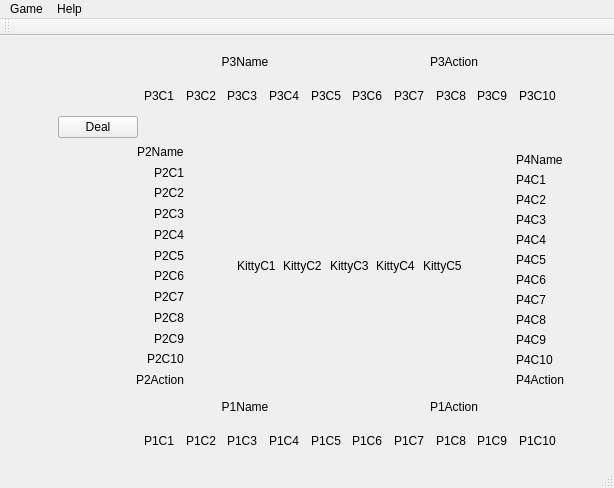
The window that mainwindow.ui (bob-weber/cardGame-500) describes before a commit, drawn with Qt 5.
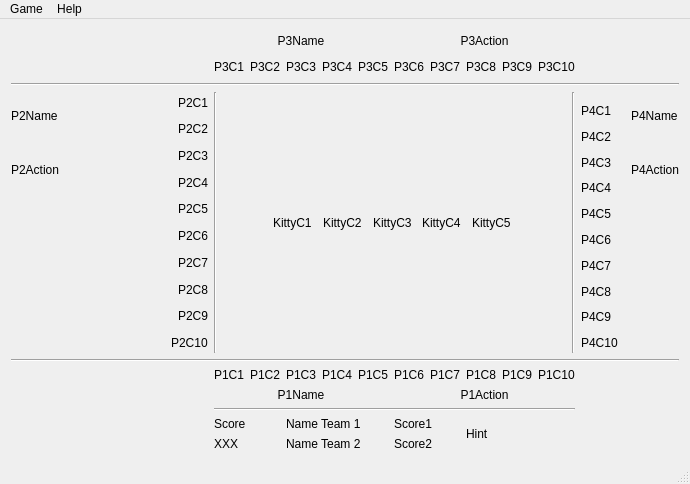
The same window after the commit. Custom widgets are drawn as their Qt base class.

The edit to the form file:
```diff
--- a/mainwindow.ui
+++ b/mainwindow.ui
@@ -6,8 +6,8 @@
    <rect>
     <x>0</x>
     <y>0</y>
-    <width>614</width>
-    <height>488</height>
+    <width>690</width>
+    <height>484</height>
    </rect>
   </property>
   <property name="windowTitle">
@@ -17,102 +17,305 @@
    <layout class="QGridLayout" name="gridLayout_4">
     <item row="0" column="0">
      <layout class="QGridLayout" name="gridLayout_3">
-      <item row="4" column="9">
-       <widget class="ClickableQLabel" name="lbl_KittyC5">
-        <property name="text">
-         <string>KittyC5</string>
-        </property>
-       </widget>
-      </item>
-      <item row="4" column="4">
-       <widget class="QLabel" name="lbl_TblArea4">
-        <property name="text">
-         <string/>
-        </property>
-       </widget>
-      </item>
-      <item row="3" column="9" colspan="2">
-       <widget class="QLabel" name="lbl_TblArea3">
-        <property name="text">
-         <string/>
-        </property>
-       </widget>
-      </item>
-      <item row="4" column="8">
-       <widget class="ClickableQLabel" name="lbl_KittyC4">
-        <property name="text">
-         <string>KittyC4</string>
-        </property>
-       </widget>
-      </item>
-      <item row="4" column="6">
+      <item row="5" column="7">
        <widget class="ClickableQLabel" name="lbl_KittyC2">
         <property name="text">
          <string>KittyC2</string>
         </property>
        </widget>
       </item>
-      <item row="1" column="12">
-       <widget class="QLabel" name="lbl_TblCorner2">
+      <item row="7" column="7" colspan="3">
+       <widget class="QLabel" name="lbl_63">
         <property name="text">
          <string/>
         </property>
        </widget>
       </item>
-      <item row="3" column="6" colspan="3">
-       <widget class="QLabel" name="lbl_TblArea2">
+      <item row="3" column="10" colspan="2">
+       <widget class="QLabel" name="lbl_25">
         <property name="text">
          <string/>
         </property>
        </widget>
       </item>
-      <item row="4" column="5">
-       <widget class="ClickableQLabel" name="lbl_KittyC1">
+      <item row="3" column="7" colspan="3">
+       <widget class="QLabel" name="llbl_24">
         <property name="text">
-         <string>KittyC1</string>
+         <string/>
         </property>
        </widget>
       </item>
-      <item row="4" column="7">
+      <item row="7" column="10" colspan="2">
+       <widget class="QLabel" name="lbl_64">
+        <property name="text">
+         <string/>
+        </property>
+       </widget>
+      </item>
+      <item row="1" column="4" colspan="9">
+       <layout class="QGridLayout" name="gridLayout">
+        <item row="1" column="8">
+         <widget class="ClickableQLabel" name="lbl_P3C9">
+          <property name="text">
+           <string>P3C9</string>
+          </property>
+         </widget>
+        </item>
+        <item row="1" column="3">
+         <widget class="ClickableQLabel" name="lbl_P3C4">
+          <property name="text">
+           <string>P3C4</string>
+          </property>
+         </widget>
+        </item>
+        <item row="1" column="6">
+         <widget class="ClickableQLabel" name="lbl_P3C7">
+          <property name="text">
+           <string>P3C7</string>
+          </property>
+         </widget>
+        </item>
+        <item row="1" column="2">
+         <widget class="ClickableQLabel" name="lbl_P3C3">
+          <property name="text">
+           <string>P3C3</string>
+          </property>
+         </widget>
+        </item>
+        <item row="0" column="0" colspan="5">
+         <widget class="QLabel" name="lbl_P3Name">
+          <property name="text">
+           <string>P3Name</string>
+          </property>
+          <property name="alignment">
+           <set>Qt::AlignCenter</set>
+          </property>
+         </widget>
+        </item>
+        <item row="1" column="5">
+         <widget class="ClickableQLabel" name="lbl_P3C6">
+          <property name="text">
+           <string>P3C6</string>
+          </property>
+         </widget>
+        </item>
+        <item row="1" column="4">
+         <widget class="ClickableQLabel" name="lbl_P3C5">
+          <property name="text">
+           <string>P3C5</string>
+          </property>
+         </widget>
+        </item>
+        <item row="1" column="0">
+         <widget class="ClickableQLabel" name="lbl_P3C1">
+          <property name="text">
+           <string>P3C1</string>
+          </property>
+         </widget>
+        </item>
+        <item row="1" column="7">
+         <widget class="ClickableQLabel" name="lbl_P3C8">
+          <property name="text">
+           <string>P3C8</string>
+          </property>
+         </widget>
+        </item>
+        <item row="1" column="1">
+         <widget class="ClickableQLabel" name="lbl_P3C2">
+          <property name="text">
+           <string>P3C2</string>
+          </property>
+         </widget>
+        </item>
+        <item row="0" column="5" colspan="5">
+         <widget class="QLabel" name="lbl_P3Action">
+          <property name="text">
+           <string>P3Action</string>
+          </property>
+          <property name="alignment">
+           <set>Qt::AlignCenter</set>
+          </property>
+         </widget>
+        </item>
+        <item row="1" column="9">
+         <widget class="ClickableQLabel" name="lbl_P3C10">
+          <property name="text">
+           <string>P3C10</string>
+          </property>
+         </widget>
+        </item>
+       </layout>
+      </item>
+      <item row="5" column="8">
        <widget class="ClickableQLabel" name="lbl_KittyC3">
         <property name="text">
          <string>KittyC3</string>
         </property>
        </widget>
       </item>
-      <item row="3" column="4" colspan="2">
-       <widget class="QLabel" name="lbl_TblArea1">
+      <item row="1" column="14">
+       <widget class="QLabel" name="lbl_14">
         <property name="text">
          <string/>
         </property>
        </widget>
       </item>
-      <item row="5" column="9" colspan="2">
-       <widget class="QLabel" name="lbl_TblArea9">
+      <item row="3" column="5" colspan="2">
+       <widget class="QLabel" name="lbl_23">
         <property name="text">
          <string/>
         </property>
        </widget>
       </item>
-      <item row="5" column="6" colspan="3">
-       <widget class="QLabel" name="lbl_TblArea8">
+      <item row="6" column="14">
+       <widget class="QLabel" name="lbl_55">
         <property name="text">
          <string/>
         </property>
        </widget>
       </item>
-      <item row="3" column="11" rowspan="3" colspan="2">
+      <item row="4" column="0">
+       <widget class="QLabel" name="lbl_P2Action">
+        <property name="text">
+         <string>P2Action</string>
+        </property>
+       </widget>
+      </item>
+      <item row="7" column="0">
+       <widget class="QLabel" name="lbl_61">
+        <property name="text">
+         <string/>
+        </property>
+       </widget>
+      </item>
+      <item row="7" column="5" colspan="2">
+       <widget class="QLabel" name="lbl_62">
+        <property name="text">
+         <string/>
+        </property>
+       </widget>
+      </item>
+      <item row="3" column="14">
+       <widget class="QLabel" name="lbl_P4Name">
+        <property name="text">
+         <string>P4Name</string>
+        </property>
+       </widget>
+      </item>
+      <item row="3" column="2" rowspan="5" colspan="2">
+       <layout class="QVBoxLayout" name="verticalLayout">
+        <item alignment="Qt::AlignRight">
+         <widget class="ClickableQLabel" name="lbl_P2C1">
+          <property name="text">
+           <string>P2C1</string>
+          </property>
+         </widget>
+        </item>
+        <item alignment="Qt::AlignRight">
+         <widget class="ClickableQLabel" name="lbl_P2C2">
+          <property name="text">
+           <string>P2C2</string>
+          </property>
+         </widget>
+        </item>
+        <item alignment="Qt::AlignRight">
+         <widget class="ClickableQLabel" name="lbl_P2C3">
+          <property name="text">
+           <string>P2C3</string>
+          </property>
+         </widget>
+        </item>
+        <item alignment="Qt::AlignRight">
+         <widget class="ClickableQLabel" name="lbl_P2C4">
+          <property name="text">
+           <string>P2C4</string>
+          </property>
+         </widget>
+        </item>
+        <item alignment="Qt::AlignRight">
+         <widget class="ClickableQLabel" name="lbl_P2C5">
+          <property name="text">
+           <string>P2C5</string>
+          </property>
+         </widget>
+        </item>
+        <item alignment="Qt::AlignRight">
+         <widget class="ClickableQLabel" name="lbl_P2C6">
+          <property name="text">
+           <string>P2C6</string>
+          </property>
+         </widget>
+        </item>
+        <item alignment="Qt::AlignRight">
+         <widget class="ClickableQLabel" name="lbl_P2C7">
+          <property name="text">
+           <string>P2C7</string>
+          </property>
+         </widget>
+        </item>
+        <item alignment="Qt::AlignRight">
+         <widget class="ClickableQLabel" name="lbl_P2C8">
+          <property name="text">
+           <string>P2C8</string>
+          </property>
+         </widget>
+        </item>
+        <item alignment="Qt::AlignRight">
+         <widget class="ClickableQLabel" name="lbl_P2C9">
+          <property name="text">
+           <string>P2C9</string>
+          </property>
+         </widget>
+        </item>
+        <item alignment="Qt::AlignRight">
+         <widget class="ClickableQLabel" name="lbl_P2C10">
+          <property name="text">
+           <string>P2C10</string>
+          </property>
+         </widget>
+        </item>
+       </layout>
+      </item>
+      <item row="4" column="14">
+       <widget class="QLabel" name="lbl_P4Action">
+        <property name="text">
+         <string>P4Action</string>
+        </property>
+       </widget>
+      </item>
+      <item row="5" column="6">
+       <widget class="ClickableQLabel" name="lbl_KittyC1">
+        <property name="text">
+         <string>KittyC1</string>
+        </property>
+       </widget>
+      </item>
+      <item row="6" column="0">
+       <widget class="QLabel" name="lbl_51">
+        <property name="text">
+         <string/>
+        </property>
+       </widget>
+      </item>
+      <item row="3" column="0">
+       <widget class="QLabel" name="lbl_P2Name">
+        <property name="text">
+         <string>P2Name</string>
+        </property>
+       </widget>
+      </item>
+      <item row="5" column="5">
+       <widget class="QLabel" name="lbl_33">
+        <property name="text">
+         <string/>
+        </property>
+       </widget>
+      </item>
+      <item row="3" column="13" rowspan="5">
        <layout class="QVBoxLayout" name="verticalLayout_2">
         <property name="topMargin">
          <number>9</number>
         </property>
-        <item alignment="Qt::AlignLeft">
-         <widget class="QLabel" name="lbl_P4Name">
-          <property name="text">
-           <string>P4Name</string>
-          </property>
-         </widget>
-        </item>
         <item alignment="Qt::AlignLeft">
          <widget class="ClickableQLabel" name="lbl_P4C1">
           <property name="text">
@@ -183,88 +386,175 @@
           </property>
          </widget>
         </item>
-        <item alignment="Qt::AlignLeft">
-         <widget class="QLabel" name="lbl_P4Action">
-          <property name="text">
-           <string>P4Action</string>
-          </property>
-         </widget>
-        </item>
        </layout>
       </item>
-      <item row="6" column="3" colspan="9">
+      <item row="5" column="14">
+       <widget class="QLabel" name="lbl_45">
+        <property name="text">
+         <string/>
+        </property>
+       </widget>
+      </item>
+      <item row="5" column="9">
+       <widget class="ClickableQLabel" name="lbl_KittyC4">
+        <property name="text">
+         <string>KittyC4</string>
+        </property>
+       </widget>
+      </item>
+      <item row="3" column="12" rowspan="5">
+       <widget class="Line" name="line_4">
+        <property name="orientation">
+         <enum>Qt::Vertical</enum>
+        </property>
+       </widget>
+      </item>
+      <item row="5" column="11">
+       <widget class="QLabel" name="lbl_34">
+        <property name="text">
+         <string/>
+        </property>
+       </widget>
+      </item>
+      <item row="8" column="0" colspan="15">
+       <widget class="Line" name="line_2">
+        <property name="orientation">
+         <enum>Qt::Horizontal</enum>
+        </property>
+       </widget>
+      </item>
+      <item row="9" column="14">
+       <widget class="QLabel" name="lbl_75">
+        <property name="text">
+         <string/>
+        </property>
+       </widget>
+      </item>
+      <item row="7" column="14">
+       <widget class="QLabel" name="label_65">
+        <property name="text">
+         <string/>
+        </property>
+       </widget>
+      </item>
+      <item row="2" column="0" colspan="15">
+       <widget class="Line" name="line_3">
+        <property name="orientation">
+         <enum>Qt::Horizontal</enum>
+        </property>
+       </widget>
+      </item>
+      <item row="5" column="0">
+       <widget class="QLabel" name="lbl_41">
+        <property name="text">
+         <string/>
+        </property>
+       </widget>
+      </item>
+      <item row="1" column="2" colspan="2">
+       <widget class="QLabel" name="lbl_12">
+        <property name="text">
+         <string/>
+        </property>
+       </widget>
+      </item>
+      <item row="9" column="13">
+       <widget class="QLabel" name="lbl_74">
+        <property name="text">
+         <string/>
+        </property>
+       </widget>
+      </item>
+      <item row="1" column="0">
+       <widget class="QLabel" name="lbl_11">
+        <property name="text">
+         <string/>
+        </property>
+       </widget>
+      </item>
+      <item row="3" column="4" rowspan="5">
+       <widget class="Line" name="line">
+        <property name="orientation">
+         <enum>Qt::Vertical</enum>
+        </property>
+       </widget>
+      </item>
+      <item row="9" column="2" colspan="2">
+       <widget class="QLabel" name="lbl_72">
+        <property name="text">
+         <string/>
+        </property>
+       </widget>
+      </item>
+      <item row="1" column="13">
+       <widget class="QLabel" name="lbl_13">
+        <property name="text">
+         <string/>
+        </property>
+       </widget>
+      </item>
+      <item row="9" column="0">
+       <widget class="QLabel" name="lbl_71">
+        <property name="text">
+         <string/>
+        </property>
+       </widget>
+      </item>
+      <item row="5" column="10">
+       <widget class="ClickableQLabel" name="lbl_KittyC5">
+        <property name="text">
+         <string>KittyC5</string>
+        </property>
+       </widget>
+      </item>
+      <item row="9" column="4" colspan="9">
        <layout class="QGridLayout" name="gridLayout_2">
-        <item row="1" column="0">
-         <widget class="ClickableQLabel" name="lbl_P1C1">
-          <property name="text">
-           <string>P1C1</string>
-          </property>
-         </widget>
-        </item>
-        <item row="1" column="1">
-         <widget class="ClickableQLabel" name="lbl_P1C2">
-          <property name="text">
-           <string>P1C2</string>
-          </property>
-         </widget>
-        </item>
-        <item row="1" column="2">
-         <widget class="ClickableQLabel" name="lbl_P1C3">
-          <property name="text">
-           <string>P1C3</string>
-          </property>
-         </widget>
-        </item>
-        <item row="1" column="3">
-         <widget class="ClickableQLabel" name="lbl_P1C4">
-          <property name="text">
-           <string>P1C4</string>
-          </property>
-         </widget>
-        </item>
-        <item row="1" column="4">
-         <widget class="ClickableQLabel" name="lbl_P1C5">
-          <property name="text">
-           <string>P1C5</string>
-          </property>
-         </widget>
-        </item>
-        <item row="1" column="5">
-         <widget class="ClickableQLabel" name="lbl_P1C6">
-          <property name="text">
-           <string>P1C6</string>
-          </property>
-         </widget>
-        </item>
-        <item row="1" column="6">
+        <item row="2" column="7" colspan="2">
          <widget class="ClickableQLabel" name="lbl_P1C7">
           <property name="text">
            <string>P1C7</string>
           </property>
          </widget>
         </item>
-        <item row="1" column="7">
-         <widget class="ClickableQLabel" name="lbl_P1C8">
+        <item row="8" column="6" colspan="3">
+         <widget class="QLabel" name="lbl_Score2">
           <property name="text">
-           <string>P1C8</string>
+           <string>Score2</string>
           </property>
          </widget>
         </item>
-        <item row="1" column="8">
-         <widget class="ClickableQLabel" name="lbl_P1C9">
+        <item row="5" column="6" colspan="6">
+         <widget class="QLabel" name="lbl_P1Action">
           <property name="text">
-           <string>P1C9</string>
+           <string>P1Action</string>
           </property>
+          <property name="alignment">
+           <set>Qt::AlignCenter</set>
+          </property>
          </widget>
         </item>
-        <item row="1" column="9">
+        <item row="2" column="11">
          <widget class="ClickableQLabel" name="lbl_P1C10">
           <property name="text">
            <string>P1C10</string>
           </property>
          </widget>
         </item>
-        <item row="0" column="0" colspan="5">
+        <item row="8" column="0" colspan="3">
+         <widget class="QLabel" name="lbl_Score">
+          <property name="text">
+           <string>XXX</string>
+          </property>
+         </widget>
+        </item>
+        <item row="2" column="3">
+         <widget class="ClickableQLabel" name="lbl_P1C3">
+          <property name="text">
+           <string>P1C3</string>
+          </property>
+         </widget>
+        </item>
+        <item row="5" column="0" colspan="6">
          <widget class="QLabel" name="lbl_P1Name">
           <property name="sizePolicy">
            <sizepolicy hsizetype="Preferred" vsizetype="Preferred">
@@ -280,245 +570,99 @@
           </property>
          </widget>
         </item>
-        <item row="0" column="5" colspan="5">
-         <widget class="QLabel" name="lbl_P1Action">
+        <item row="2" column="6">
+         <widget class="ClickableQLabel" name="lbl_P1C6">
           <property name="text">
-           <string>P1Action</string>
+           <string>P1C6</string>
           </property>
-          <property name="alignment">
-           <set>Qt::AlignCenter</set>
-          </property>
          </widget>
         </item>
-       </layout>
-      </item>
-      <item row="6" column="12">
-       <widget class="QLabel" name="lbl_TblCorner4">
-        <property name="text">
-         <string/>
-        </property>
-       </widget>
-      </item>
-      <item row="6" column="1" colspan="2">
-       <widget class="QLabel" name="lbl_TblCorner3">
-        <property name="text">
-         <string/>
-        </property>
-       </widget>
-      </item>
-      <item row="1" column="1" colspan="2">
-       <widget class="QLabel" name="lbl_TblCorner1">
-        <property name="text">
-         <string/>
-        </property>
-       </widget>
-      </item>
-      <item row="4" column="10">
-       <widget class="QLabel" name="lbl_TblArea6">
-        <property name="text">
-         <string/>
-        </property>
-       </widget>
-      </item>
-      <item row="5" column="4" colspan="2">
-       <widget class="QLabel" name="lbl_TblArea7">
-        <property name="text">
-         <string/>
-        </property>
-       </widget>
-      </item>
-      <item row="3" column="1" rowspan="3" colspan="3">
-       <layout class="QVBoxLayout" name="verticalLayout">
-        <item alignment="Qt::AlignRight">
-         <widget class="QLabel" name="lbl_P2Name">
+        <item row="2" column="5">
+         <widget class="ClickableQLabel" name="lbl_P1C5">
           <property name="text">
-           <string>P2Name</string>
+           <string>P1C5</string>
           </property>
-          <property name="alignment">
-           <set>Qt::AlignLeading|Qt::AlignLeft|Qt::AlignVCenter</set>
-          </property>
          </widget>
         </item>
-        <item alignment="Qt::AlignRight">
-         <widget class="ClickableQLabel" name="lbl_P2C1">
+        <item row="2" column="0">
+         <widget class="ClickableQLabel" name="lbl_P1C1">
           <property name="text">
-           <string>P2C1</string>
+           <string>P1C1</string>
           </property>
          </widget>
         </item>
-        <item alignment="Qt::AlignRight">
-         <widget class="ClickableQLabel" name="lbl_P2C2">
+        <item row="8" column="3" colspan="3">
+         <widget class="QLabel" name="lbl_NameTeam2">
           <property name="text">
-           <string>P2C2</string>
+           <string>Name Team 2</string>
           </property>
          </widget>
         </item>
-        <item alignment="Qt::AlignRight">
-         <widget class="ClickableQLabel" name="lbl_P2C3">
+        <item row="7" column="6" colspan="3">
+         <widget class="QLabel" name="lbl_Score1">
           <property name="text">
-           <string>P2C3</string>
+           <string>Score1</string>
           </property>
          </widget>
         </item>
-        <item alignment="Qt::AlignRight">
-         <widget class="ClickableQLabel" name="lbl_P2C4">
+        <item row="7" column="9" rowspan="2" colspan="3">
+         <widget class="QLabel" name="lbl_Hint">
           <property name="text">
-           <string>P2C4</string>
+           <string>Hint</string>
           </property>
          </widget>
         </item>
-        <item alignment="Qt::AlignRight">
-         <widget class="ClickableQLabel" name="lbl_P2C5">
+        <item row="2" column="9">
+         <widget class="ClickableQLabel" name="lbl_P1C8">
           <property name="text">
-           <string>P2C5</string>
+           <string>P1C8</string>
           </property>
          </widget>
         </item>
-        <item alignment="Qt::AlignRight">
-         <widget class="ClickableQLabel" name="lbl_P2C6">
+        <item row="2" column="4">
+         <widget class="ClickableQLabel" name="lbl_P1C4">
           <property name="text">
-           <string>P2C6</string>
+           <string>P1C4</string>
           </property>
          </widget>
         </item>
-        <item alignment="Qt::AlignRight">
-         <widget class="ClickableQLabel" name="lbl_P2C7">
+        <item row="2" column="1" colspan="2">
+         <widget class="ClickableQLabel" name="lbl_P1C2">
           <property name="text">
-           <string>P2C7</string>
+           <string>P1C2</string>
           </property>
          </widget>
         </item>
-        <item alignment="Qt::AlignRight">
-         <widget class="ClickableQLabel" name="lbl_P2C8">
+        <item row="7" column="3" colspan="3">
+         <widget class="QLabel" name="lbl_NameTeam1">
           <property name="text">
-           <string>P2C8</string>
+           <string>Name Team 1</string>
           </property>
          </widget>
         </item>
-        <item alignment="Qt::AlignRight">
-         <widget class="ClickableQLabel" name="lbl_P2C9">
+        <item row="7" column="0" colspan="3">
+         <widget class="QLabel" name="lbl_Score_2">
           <property name="text">
-           <string>P2C9</string>
+           <string>Score</string>
           </property>
          </widget>
         </item>
-        <item alignment="Qt::AlignRight">
-         <widget class="ClickableQLabel" name="lbl_P2C10">
+        <item row="2" column="10">
+         <widget class="ClickableQLabel" name="lbl_P1C9">
           <property name="text">
-           <string>P2C10</string>
+           <string>P1C9</string>
           </property>
          </widget>
         </item>
-        <item alignment="Qt::AlignRight">
-         <widget class="QLabel" name="lbl_P2Action">
-          <property name="text">
-           <string>P2Action</string>
+        <item row="6" column="0" colspan="12">
+         <widget class="Line" name="line_5">
+          <property name="orientation">
+           <enum>Qt::Horizontal</enum>
           </property>
          </widget>
         </item>
        </layout>
       </item>
-      <item row="1" column="3" colspan="9">
-       <layout class="QGridLayout" name="gridLayout">
-        <item row="1" column="0">
-         <widget class="ClickableQLabel" name="lbl_P3C1">
-          <property name="text">
-           <string>P3C1</string>
-          </property>
-         </widget>
-        </item>
-        <item row="1" column="1">
-         <widget class="ClickableQLabel" name="lbl_P3C2">
-          <property name="text">
-           <string>P3C2</string>
-          </property>
-         </widget>
-        </item>
-        <item row="1" column="2">
-         <widget class="ClickableQLabel" name="lbl_P3C3">
-          <property name="text">
-           <string>P3C3</string>
-          </property>
-         </widget>
-        </item>
-        <item row="1" column="3">
-         <widget class="ClickableQLabel" name="lbl_P3C4">
-          <property name="text">
-           <string>P3C4</string>
-          </property>
-         </widget>
-        </item>
-        <item row="1" column="4">
-         <widget class="ClickableQLabel" name="lbl_P3C5">
-          <property name="text">
-           <string>P3C5</string>
-          </property>
-         </widget>
-        </item>
-        <item row="1" column="5">
-         <widget class="ClickableQLabel" name="lbl_P3C6">
-          <property name="text">
-           <string>P3C6</string>
-          </property>
-         </widget>
-        </item>
-        <item row="1" column="6">
-         <widget class="ClickableQLabel" name="lbl_P3C7">
-          <property name="text">
-           <string>P3C7</string>
-          </property>
-         </widget>
-        </item>
-        <item row="1" column="7">
-         <widget class="ClickableQLabel" name="lbl_P3C8">
-          <property name="text">
-           <string>P3C8</string>
-          </property>
-         </widget>
-        </item>
-        <item row="1" column="8">
-         <widget class="ClickableQLabel" name="lbl_P3C9">
-          <property name="text">
-           <string>P3C9</string>
-          </property>
-         </widget>
-        </item>
-        <item row="1" column="9">
-         <widget class="ClickableQLabel" name="lbl_P3C10">
-          <property name="text">
-           <string>P3C10</string>
-          </property>
-         </widget>
-        </item>
-        <item row="0" column="0" colspan="5">
-         <widget class="QLabel" name="lbl_P3Name">
-          <property name="text">
-           <string>P3Name</string>
-          </property>
-          <property name="alignment">
-           <set>Qt::AlignCenter</set>
-          </property>
-         </widget>
-        </item>
-        <item row="0" column="5" colspan="5">
-         <widget class="QLabel" name="lbl_P3Action">
-          <property name="text">
-           <string>P3Action</string>
-          </property>
-          <property name="alignment">
-           <set>Qt::AlignCenter</set>
-          </property>
-         </widget>
-        </item>
-       </layout>
-      </item>
-      <item row="2" column="2">
-       <widget class="QPushButton" name="pb_Deal">
-        <property name="text">
-         <string>Deal</string>
-        </property>
-       </widget>
-      </item>
      </layout>
     </item>
    </layout>
@@ -528,7 +672,7 @@
     <rect>
      <x>0</x>
      <y>0</y>
-     <width>614</width>
+     <width>690</width>
      <height>22</height>
     </rect>
    </property>
@@ -550,14 +694,6 @@
    <addaction name="menuGame"/>
    <addaction name="menuHelp"/>
   </widget>
-  <widget class="QToolBar" name="mainToolBar">
-   <attribute name="toolBarArea">
-    <enum>TopToolBarArea</enum>
-   </attribute>
-   <attribute name="toolBarBreak">
-    <bool>false</bool>
-   </attribute>
-  </widget>
   <widget class="QStatusBar" name="statusBar"/>
   <action name="actionNew_Game">
    <property name="text">
```
Left out of the diff: 35 changed lines with no effect on the pictures.
